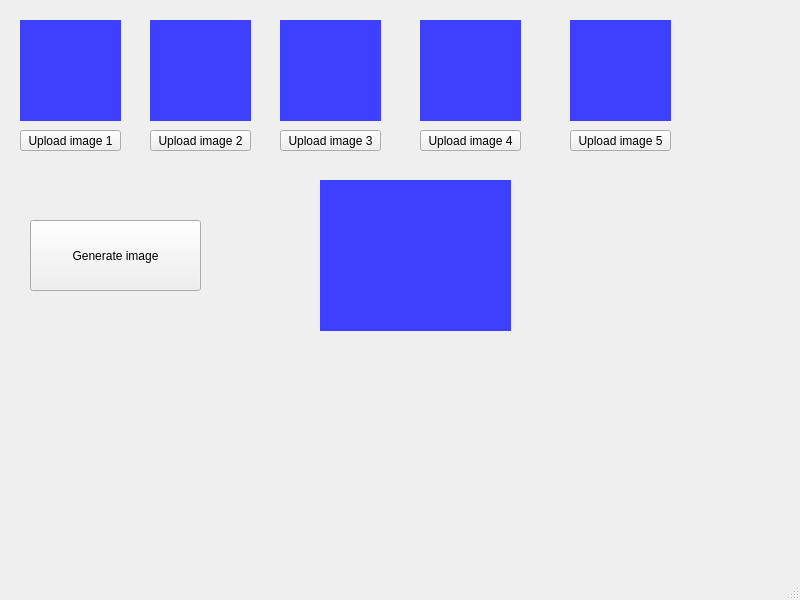
First picture: the form in form.ui, repository ngoquangtu/DIP-Project-2023, before the edit.
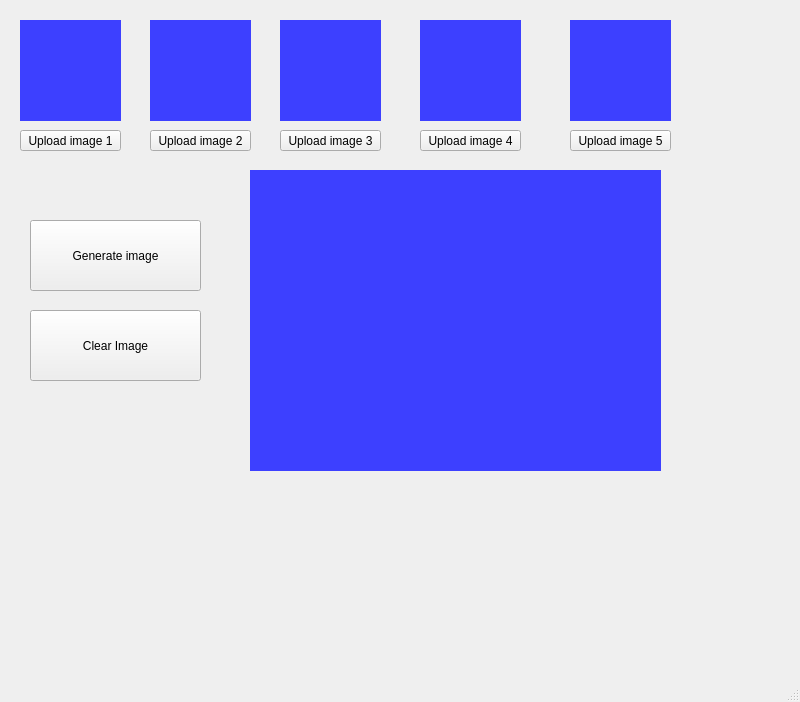
Second picture: the form after the edit.

The edit to the form file:
```diff
--- a/form.ui
+++ b/form.ui
@@ -7,7 +7,7 @@
     <x>0</x>
     <y>0</y>
     <width>800</width>
-    <height>600</height>
+    <height>702</height>
    </rect>
   </property>
   <property name="windowTitle">
@@ -62,10 +62,10 @@
    <widget class="QLabel" name="label_6">
     <property name="geometry">
      <rect>
-      <x>320</x>
-      <y>180</y>
-      <width>191</width>
-      <height>151</height>
+      <x>250</x>
+      <y>170</y>
+      <width>411</width>
+      <height>301</height>
      </rect>
     </property>
     <property name="styleSheet">
@@ -206,6 +206,19 @@
      <string>Upload image 5</string>
     </property>
    </widget>
+   <widget class="QPushButton" name="pushButton">
+    <property name="geometry">
+     <rect>
+      <x>30</x>
+      <y>310</y>
+      <width>171</width>
+      <height>71</height>
+     </rect>
+    </property>
+    <property name="text">
+     <string>Clear Image</string>
+    </property>
+   </widget>
   </widget>
   <widget class="QMenuBar" name="menubar">
    <property name="geometry">
```
